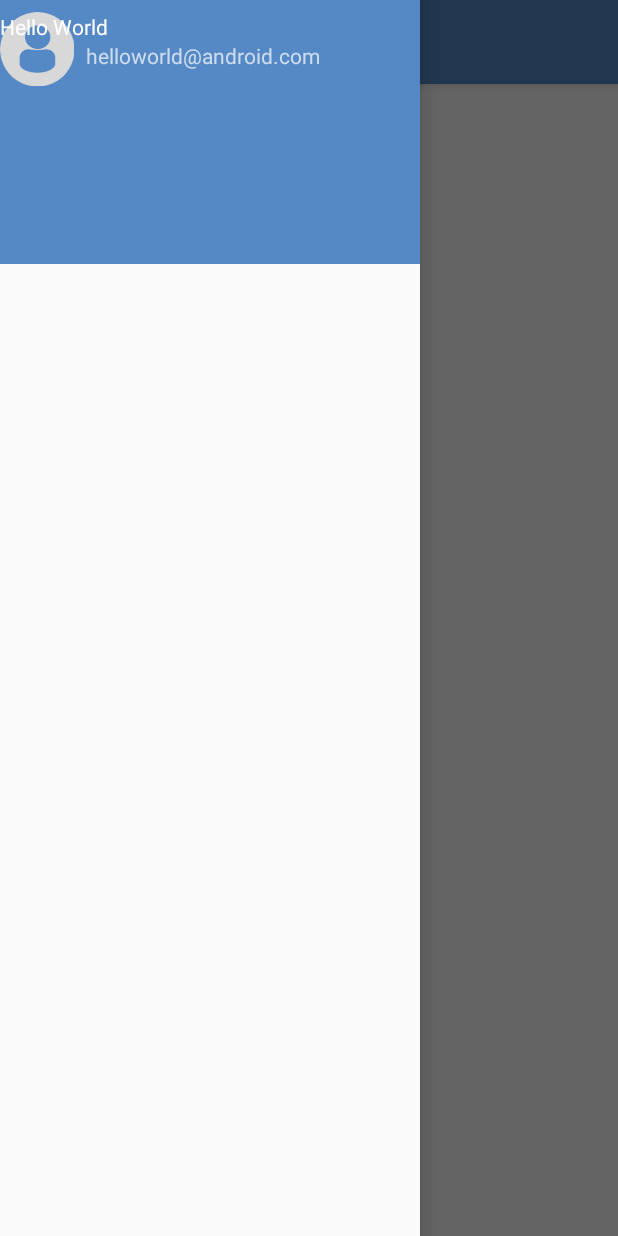
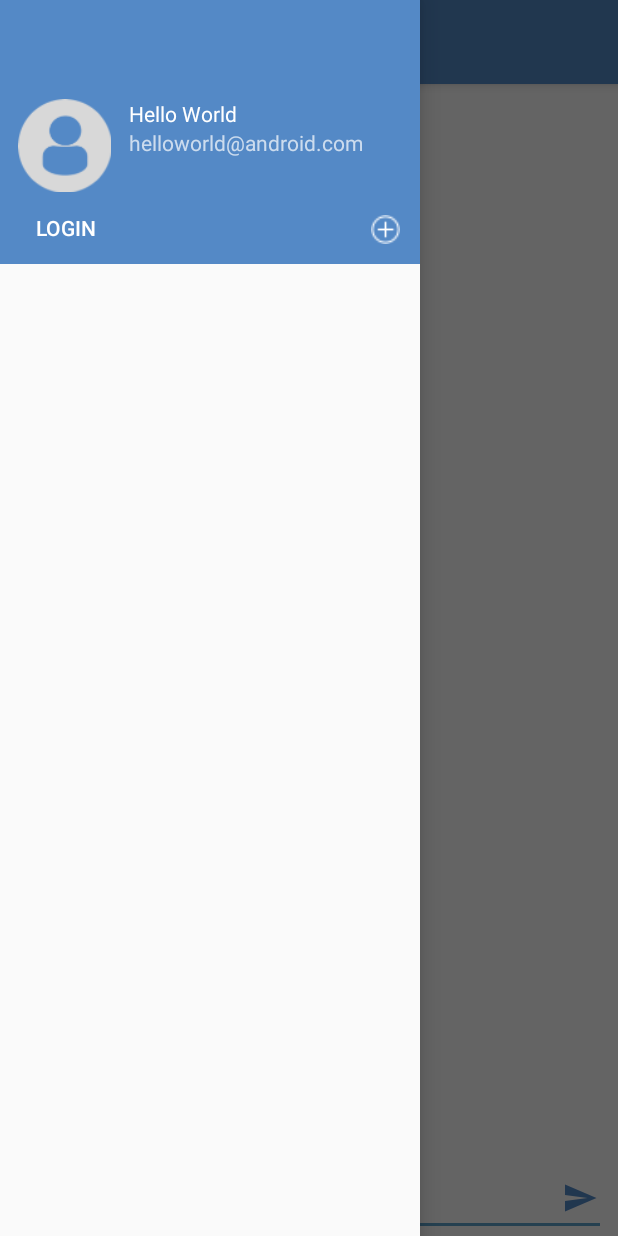
Before and after one commit to dakaii/smack, an Android app: the screen it shows after launch (MainActivity), with the side drawer open, on a phone screen of 412 x 824 dp. Run offline under Robolectric (Android 15) with nearby library versions, the phone set to English and light mode, and no system bars.

Commit message:
lesson 2

```diff
--- a/app/src/main/java/dakaii/smack/MainActivity.kt
+++ b/app/src/main/java/dakaii/smack/MainActivity.kt
@@ -8,6 +8,7 @@ import android.support.v7.app.ActionBarDrawerToggle
 import android.support.v7.app.AppCompatActivity
 import android.view.Menu
 import android.view.MenuItem
+import android.view.View
 import kotlinx.android.synthetic.main.activity_main.*
 import kotlinx.android.synthetic.main.app_bar_main.*
 
@@ -32,4 +33,16 @@ class MainActivity : AppCompatActivity() {
             super.onBackPressed()
         }
     }
+
+    fun loginBtnNavClicked(view: View) {
+
+    }
+
+    fun addChannelClicked(view: View) {
+
+    }
+
+    fun sendMsgBtnClicked(view: View) {
+
+    }
 }
--- a/app/src/main/res/layout/content_main.xml
+++ b/app/src/main/res/layout/content_main.xml
@@ -9,12 +9,50 @@
     tools:showIn="@layout/app_bar_main">
 
     <TextView
-        android:layout_width="wrap_content"
+        android:id="@+id/mainChannelName"
+        android:layout_width="0dp"
         android:layout_height="wrap_content"
-        android:text="Hello World!"
-        app:layout_constraintBottom_toBottomOf="parent"
+        android:layout_marginTop="8dp"
+        android:text="Please Log In"
+        android:textAlignment="center"
         app:layout_constraintLeft_toLeftOf="parent"
         app:layout_constraintRight_toRightOf="parent"
         app:layout_constraintTop_toTopOf="parent" />
 
+    <EditText
+        android:id="@+id/messageTextField"
+        android:layout_width="0dp"
+        android:layout_height="wrap_content"
+        android:layout_marginEnd="8dp"
+        android:layout_marginStart="8dp"
+        android:ems="10"
+        android:hint="message:"
+        android:inputType="textMultiLine"
+        app:layout_constraintBottom_toBottomOf="parent"
+        app:layout_constraintEnd_toEndOf="parent"
+        app:layout_constraintStart_toStartOf="parent" />
+
+    <ImageButton
+        android:id="@+id/sendMessageBtn"
+        android:layout_width="35dp"
+        android:layout_height="35dp"
+        android:layout_marginBottom="8dp"
+        android:layout_marginEnd="8dp"
+        android:background="@android:color/transparent"
+        android:onClick="sendMsgBtnClicked"
+        android:tint="@color/colorPrimary"
+        app:layout_constraintBottom_toBottomOf="parent"
+        app:layout_constraintEnd_toEndOf="parent"
+        app:srcCompat="@drawable/ic_menu_send" />
+
+    <android.support.v7.widget.RecyclerView
+        android:id="@+id/messageListView"
+        android:layout_width="0dp"
+        android:layout_height="0dp"
+        android:layout_marginTop="8dp"
+        app:layout_constraintBottom_toTopOf="@+id/messageTextField"
+        app:layout_constraintEnd_toEndOf="parent"
+        app:layout_constraintStart_toStartOf="parent"
+        app:layout_constraintTop_toBottomOf="@+id/mainChannelName" />
+
 </android.support.constraint.ConstraintLayout>
--- a/app/src/main/res/layout/nav_header_main.xml
+++ b/app/src/main/res/layout/nav_header_main.xml
@@ -11,31 +11,63 @@
     tools:layout_editor_absoluteY="81dp">
 
     <ImageView
-        android:id="@+id/imageView"
+        android:id="@+id/userimageNavHeader"
+        android:layout_width="70dp"
+        android:layout_height="70dp"
+        android:layout_marginBottom="8dp"
+        android:layout_marginStart="8dp"
+        android:paddingTop="@dimen/nav_header_vertical_spacing"
+        app:layout_constraintBottom_toTopOf="@+id/loginBtnNavHeader"
+        app:layout_constraintStart_toStartOf="parent"
+        app:srcCompat="@drawable/profiledefault" />
+
+    <TextView
+        android:id="@+id/userNameNavHeader"
         android:layout_width="wrap_content"
         android:layout_height="wrap_content"
-        android:paddingTop="@dimen/nav_header_vertical_spacing"
-        app:srcCompat="@drawable/profiledefault"
-        tools:layout_editor_absoluteX="0dp"
-        tools:layout_editor_absoluteY="103dp" />
-
-    <TextView
-        android:id="@+id/textView2"
-        android:layout_width="wrap_content"
-        android:layout_height="wrap_content"
+        android:layout_marginStart="8dp"
         android:paddingTop="@dimen/nav_header_vertical_spacing"
         android:text="Hello World"
         android:textAppearance="@style/TextAppearance.AppCompat.Body1"
-        tools:layout_editor_absoluteX="57dp"
-        tools:layout_editor_absoluteY="103dp" />
+        app:layout_constraintStart_toEndOf="@+id/userimageNavHeader"
+        app:layout_constraintTop_toTopOf="@+id/userimageNavHeader"
+        tools:text="Hello World" />
 
     <TextView
-        android:id="@+id/textView"
+        android:id="@+id/userEmailNavHeader"
         android:layout_width="wrap_content"
         android:layout_height="wrap_content"
         android:layout_marginStart="8dp"
         android:text="helloworld@android.com"
-        app:layout_constraintStart_toEndOf="@+id/imageView"
-        app:layout_constraintTop_toBottomOf="@+id/textView2" />
+        app:layout_constraintStart_toEndOf="@+id/userimageNavHeader"
+        app:layout_constraintTop_toBottomOf="@+id/userNameNavHeader"
+        tools:text="helloworld@android.com" />
+
+    <Button
+        android:id="@+id/loginBtnNavHeader"
+        android:layout_width="wrap_content"
+        android:layout_height="32dp"
+        android:layout_marginBottom="8dp"
+        android:layout_marginStart="24dp"
+        android:background="@android:color/transparent"
+        android:onClick="loginBtnNavClicked"
+        android:text="Login"
+        android:textAlignment="viewStart"
+        app:layout_constraintBottom_toBottomOf="parent"
+        app:layout_constraintStart_toStartOf="parent" />
+
+    <ImageButton
+        android:id="@+id/addChannelBtn"
+        android:layout_width="30dp"
+        android:layout_height="30dp"
+        android:layout_marginBottom="8dp"
+        android:layout_marginEnd="8dp"
+        android:background="@android:color/transparent"
+        android:onClick="addChannelClicked"
+        android:padding="5dp"
+        android:scaleType="fitXY"
+        app:layout_constraintBottom_toBottomOf="parent"
+        app:layout_constraintEnd_toEndOf="parent"
+        app:srcCompat="@drawable/addchannelbutton" />
 
 </android.support.constraint.ConstraintLayout>
--- a/app/src/main/res/values/colors.xml
+++ b/app/src/main/res/values/colors.xml
@@ -1,6 +1,6 @@
 <?xml version="1.0" encoding="utf-8"?>
 <resources>
-    <color name="colorPrimary">#5489C6</color>
+    <color name="colorPrimary">#5489c6</color>
     <color name="colorPrimaryDark">#5489C6</color>
     <color name="colorAccent">#5EA0C9</color>
 </resources>
```
